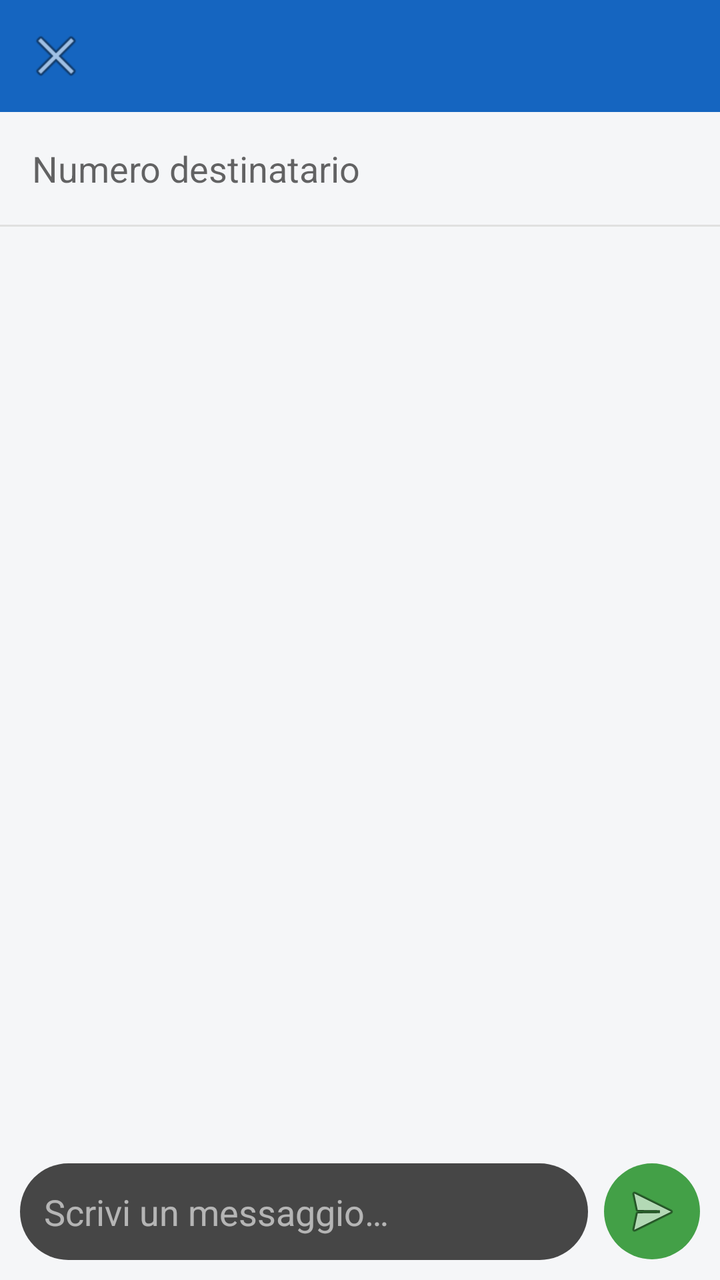
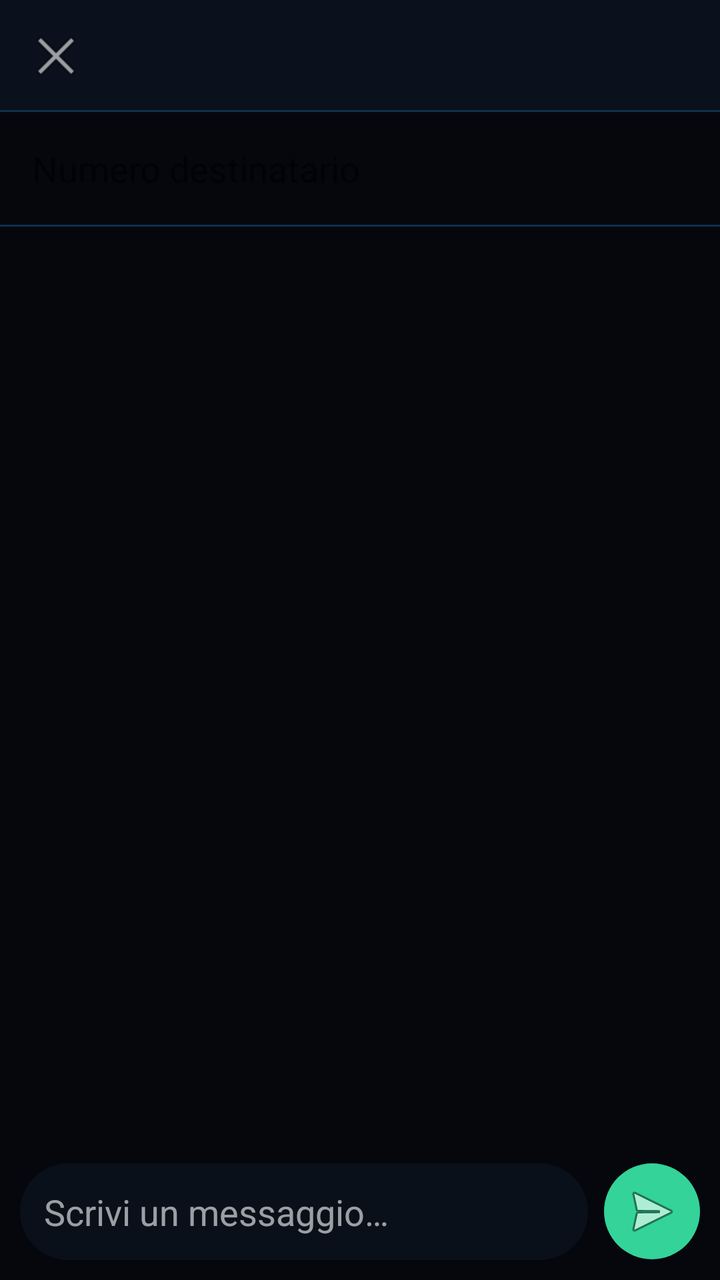

The first picture is an Android layout as it rendered before a commit; the second is the same layout after the commit. The layout source and the unified diff follow.
<!-- AndroidManifest.xml: activity theme Theme.GestioneChiamate -->
<!-- res/layout/activity_componi_sms.xml -->
<?xml version="1.0" encoding="utf-8"?>
<LinearLayout xmlns:android="http://schemas.android.com/apk/res/android"
    xmlns:app="http://schemas.android.com/apk/res-auto"
    android:layout_width="match_parent"
    android:layout_height="match_parent"
    android:orientation="vertical"
    android:background="@color/background">

    <androidx.appcompat.widget.Toolbar
        android:id="@+id/toolbar"
        android:layout_width="match_parent"
        android:layout_height="?attr/actionBarSize"
        android:background="@color/primary"
        app:navigationIcon="@android:drawable/ic_menu_close_clear_cancel"
        app:titleTextColor="@color/white" />

    <EditText
        android:id="@+id/editNumero"
        android:layout_width="match_parent"
        android:layout_height="wrap_content"
        android:padding="16dp"
        android:hint="Numero destinatario"
        android:inputType="phone"
        android:background="@android:color/transparent"
        android:textColor="@color/text_primary" />

    <View
        android:layout_width="match_parent"
        android:layout_height="1dp"
        android:background="#E0E0E0" />

    <androidx.recyclerview.widget.RecyclerView
        android:id="@+id/recyclerThread"
        android:layout_width="match_parent"
        android:layout_height="0dp"
        android:layout_weight="1"
        android:paddingTop="8dp"
        android:paddingBottom="8dp" />

    <LinearLayout
        android:layout_width="match_parent"
        android:layout_height="wrap_content"
        android:orientation="horizontal"
        android:gravity="center_vertical"
        android:padding="10dp">

        <EditText
            android:id="@+id/editMessaggio"
            android:layout_width="0dp"
            android:layout_height="wrap_content"
            android:layout_weight="1"
            android:padding="12dp"
            android:hint="Scrivi un messaggio…"
            android:inputType="textMultiLine|textCapSentences"
            android:maxLines="4"
            android:background="@drawable/bg_pill_scorciatoie"
            android:textColorHint="#99FFFFFF"
            android:textColor="@color/text_primary" />

        <ImageButton
            android:id="@+id/btnInvia"
            android:layout_width="48dp"
            android:layout_height="48dp"
            android:layout_marginStart="8dp"
            android:background="@drawable/bg_circle_call"
            android:src="@android:drawable/ic_menu_send"
            android:contentDescription="Invia" />

    </LinearLayout>

</LinearLayout>
<!-- resources referenced by this layout -->
<resources>
  <color name="background">#F5F6F8</color>
  <color name="primary">#1565C0</color>
  <color name="text_primary">#1B1B1B</color>
  <color name="white">#FFFFFF</color>
  <!-- drawable bg_circle_call (drawable) -->
  <shape xmlns:android="http://schemas.android.com/apk/res/android"
      android:shape="oval">
      <solid android:color="@color/accent" />
  </shape>
  <!-- drawable bg_pill_scorciatoie (drawable) -->
  <shape xmlns:android="http://schemas.android.com/apk/res/android"
      android:shape="rectangle">
      <corners android:radius="28dp" />
      <solid android:color="#CC1B1B1B" />
  </shape>
  <style name="Theme.GestioneChiamate" parent="Theme.MaterialComponents.DayNight.NoActionBar">
          <item name="colorPrimary">@color/primary</item>
          <item name="colorPrimaryDark">@color/primary_dark</item>
          <item name="colorAccent">@color/accent</item>
          <item name="android:windowBackground">@color/background</item>
      </style>
  <color name="accent">#43A047</color>
  <color name="primary_dark">#0D47A1</color>
</resources>

<!-- the commit's change to res/layout/activity_componi_sms.xml (unified diff, before → after) -->
@@ -10,9 +10,9 @@
         android:id="@+id/toolbar"
         android:layout_width="match_parent"
         android:layout_height="?attr/actionBarSize"
-        android:background="@color/primary"
+        android:background="@drawable/bg_toolbar_futuro"
         app:navigationIcon="@android:drawable/ic_menu_close_clear_cancel"
-        app:titleTextColor="@color/white" />
+        app:titleTextColor="@color/primary" />
 
     <EditText
         android:id="@+id/editNumero"
@@ -27,7 +27,7 @@
     <View
         android:layout_width="match_parent"
         android:layout_height="1dp"
-        android:background="#E0E0E0" />
+        android:background="@color/border" />
 
     <androidx.recyclerview.widget.RecyclerView
         android:id="@+id/recyclerThread"
<!-- resource entries referenced after the edit -->
@@ -1,9 +1,9 @@
 <!-- resources referenced by this layout -->
 <resources>
-  <color name="background">#F5F6F8</color>
-  <color name="primary">#1565C0</color>
-  <color name="text_primary">#1B1B1B</color>
-  <color name="white">#FFFFFF</color>
+  <color name="background">#05070D</color>
+  <color name="border">#12304A</color>
+  <color name="primary">#22D3EE</color>
+  <color name="text_primary">#E6F7FF</color>
   <!-- drawable bg_circle_call (drawable) -->
   <shape xmlns:android="http://schemas.android.com/apk/res/android"
       android:shape="oval">
@@ -13,15 +13,31 @@
   <shape xmlns:android="http://schemas.android.com/apk/res/android"
       android:shape="rectangle">
       <corners android:radius="28dp" />
-      <solid android:color="#CC1B1B1B" />
+      <solid android:color="#E60A111C" />
   </shape>
+  <!-- drawable bg_toolbar_futuro (drawable) -->
+  <?xml version="1.0" encoding="utf-8"?>
+  <layer-list xmlns:android="http://schemas.android.com/apk/res/android">
+      <item>
+          <shape android:shape="rectangle">
+              <solid android:color="@color/card" />
+          </shape>
+      </item>
+      <item android:gravity="bottom">
+          <shape android:shape="rectangle">
+              <size android:height="1dp" />
+              <solid android:color="@color/border" />
+          </shape>
+      </item>
+  </layer-list>
   <style name="Theme.GestioneChiamate" parent="Theme.MaterialComponents.DayNight.NoActionBar">
           <item name="colorPrimary">@color/primary</item>
           <item name="colorPrimaryDark">@color/primary_dark</item>
           <item name="colorAccent">@color/accent</item>
           <item name="android:windowBackground">@color/background</item>
       </style>
-  <color name="accent">#43A047</color>
-  <color name="primary_dark">#0D47A1</color>
+  <color name="accent">#34D399</color>
+  <color name="card">#0A111C</color>
+  <color name="primary_dark">#05070D</color>
 </resources>
 
